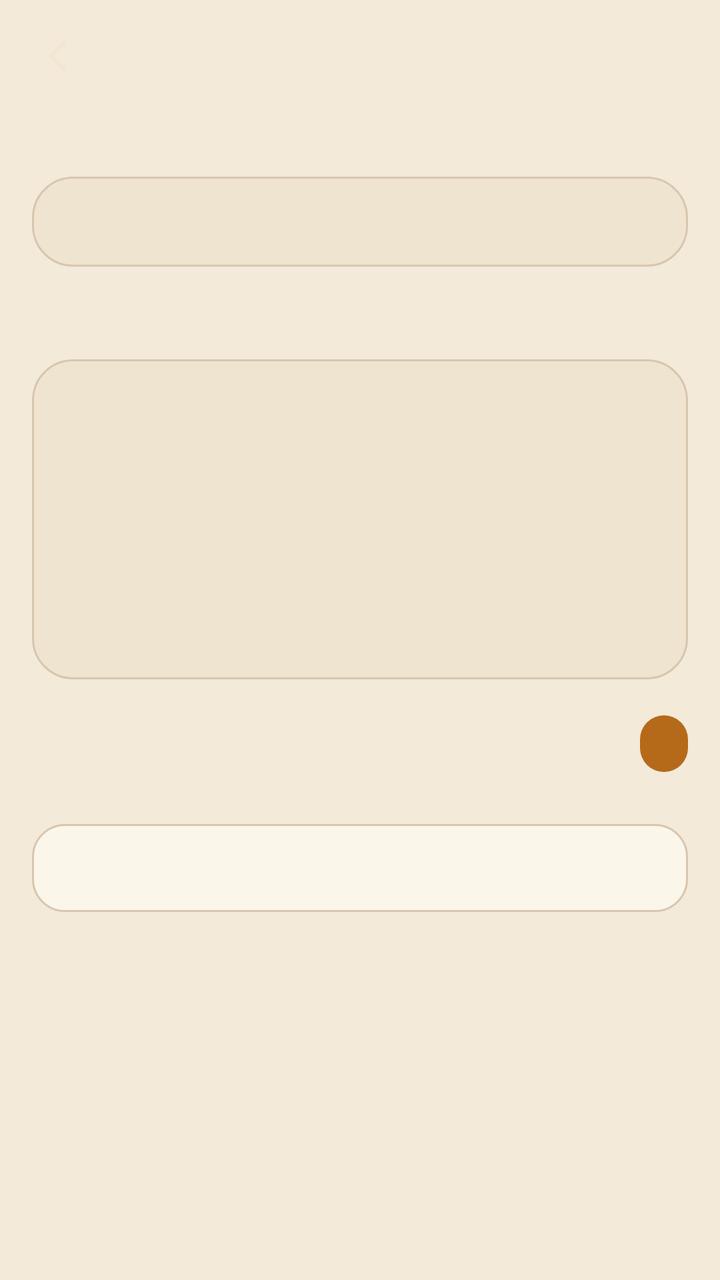
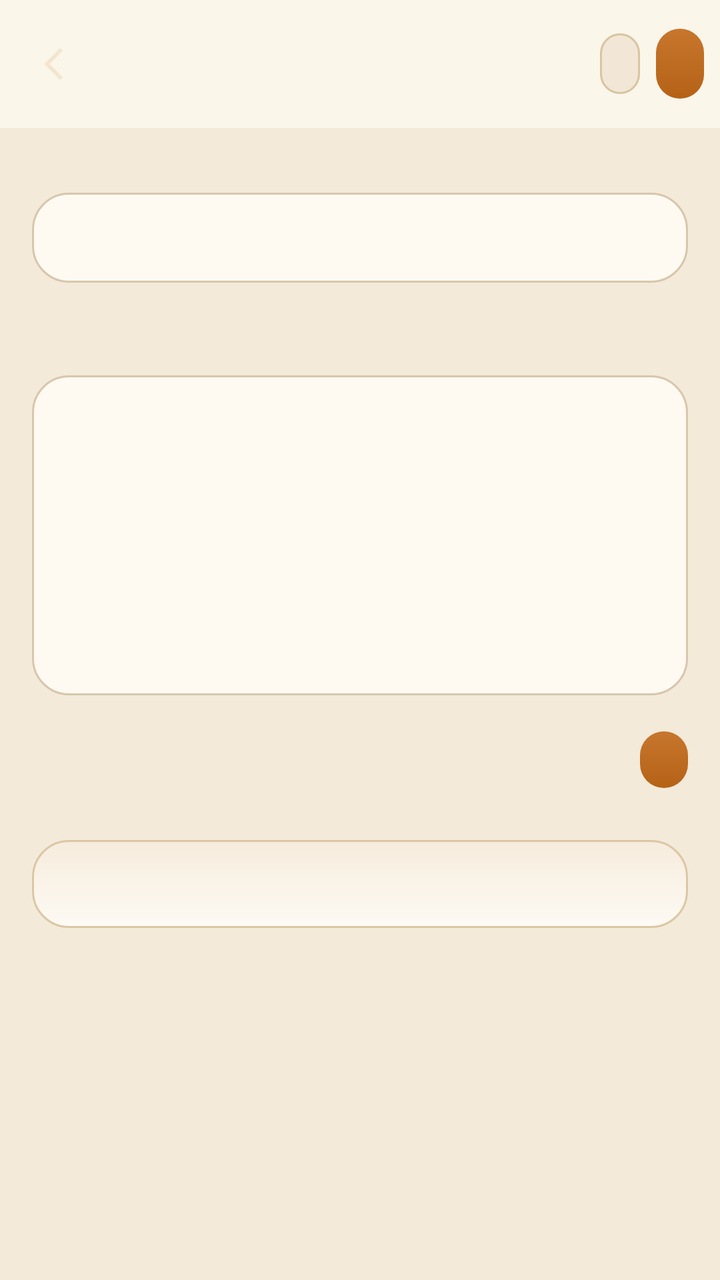

Two renders of the same Android screen: before a commit and after it. Below are the layout's source before the change and the commit's diff.
<!-- AndroidManifest.xml: application theme Theme.Tavern -->
<!-- res/layout/activity_world.xml -->
<?xml version="1.0" encoding="utf-8"?>
<LinearLayout xmlns:android="http://schemas.android.com/apk/res/android"
    android:layout_width="match_parent"
    android:layout_height="match_parent"
    android:background="@color/bg"
    android:orientation="vertical">

    <LinearLayout
        android:layout_width="match_parent"
        android:layout_height="56dp"
        android:gravity="center_vertical"
        android:orientation="horizontal"
        android:paddingHorizontal="8dp">

        <ImageButton
            android:id="@+id/btnBack"
            android:layout_width="44dp"
            android:layout_height="44dp"
            android:background="?attr/selectableItemBackgroundBorderless"
            android:contentDescription="back"
            android:src="@drawable/ic_back" />

        <TextView
            android:id="@+id/headerTitle"
            android:layout_width="0dp"
            android:layout_height="wrap_content"
            android:layout_weight="1"
            android:ellipsize="end"
            android:fontFamily="serif"
            android:maxLines="1"
            android:textColor="@color/candle"
            android:textSize="16sp" />

        <TextView
            android:id="@+id/btnTest"
            android:layout_width="wrap_content"
            android:layout_height="wrap_content"
            android:padding="10dp"
            android:textColor="@color/candle"
            android:textSize="13sp" />

        <TextView
            android:id="@+id/btnSave"
            android:layout_width="wrap_content"
            android:layout_height="wrap_content"
            android:padding="10dp"
            android:textColor="@color/candle" />
    </LinearLayout>

    <ScrollView
        android:layout_width="match_parent"
        android:layout_height="0dp"
        android:layout_weight="1">

        <LinearLayout
            android:layout_width="match_parent"
            android:layout_height="wrap_content"
            android:orientation="vertical"
            android:padding="16dp">

            <TextView android:id="@+id/lName" android:layout_width="match_parent" android:layout_height="wrap_content" android:textColor="@color/muted" android:textSize="12sp" />
            <EditText android:id="@+id/etName" android:layout_width="match_parent" android:layout_height="wrap_content" android:background="@drawable/bg_input" android:minHeight="44dp" android:padding="12dp" android:textColor="@color/ink" android:textSize="16sp" android:fontFamily="serif" />

            <HorizontalScrollView
                android:layout_width="match_parent"
                android:layout_height="wrap_content"
                android:layout_marginTop="14dp"
                android:scrollbars="none">

                <LinearLayout
                    android:id="@+id/sectionChips"
                    android:layout_width="wrap_content"
                    android:layout_height="wrap_content"
                    android:orientation="horizontal" />
            </HorizontalScrollView>

            <TextView
                android:id="@+id/sectionsHint"
                android:layout_width="match_parent"
                android:layout_height="wrap_content"
                android:layout_marginTop="8dp"
                android:textColor="@color/muted"
                android:textSize="12sp" />

            <EditText
                android:id="@+id/etSection"
                android:layout_width="match_parent"
                android:layout_height="wrap_content"
                android:layout_marginTop="8dp"
                android:background="@drawable/bg_input"
                android:gravity="top"
                android:inputType="textMultiLine"
                android:minHeight="160dp"
                android:padding="12dp"
                android:textColor="@color/ink"
                android:textSize="14sp" />

            <LinearLayout
                android:layout_width="match_parent"
                android:layout_height="wrap_content"
                android:layout_marginTop="18dp"
                android:gravity="center_vertical"
                android:orientation="horizontal">

                <TextView android:id="@+id/lEntries" android:layout_width="0dp" android:layout_height="wrap_content" android:layout_weight="1" android:textColor="@color/candle" android:textSize="13sp" />
                <TextView android:id="@+id/btnAddEntry" android:layout_width="wrap_content" android:layout_height="wrap_content" android:background="@drawable/bg_chip_on" android:paddingHorizontal="12dp" android:paddingVertical="6dp" android:textColor="@color/on_candle" android:textSize="12sp" />
            </LinearLayout>

            <LinearLayout
                android:id="@+id/entryList"
                android:layout_width="match_parent"
                android:layout_height="wrap_content"
                android:layout_marginTop="8dp"
                android:orientation="vertical" />

            <TextView android:id="@+id/btnDelete" android:layout_width="match_parent" android:layout_height="44dp" android:layout_marginTop="18dp" android:background="@drawable/bg_card" android:gravity="center" android:textColor="@color/wine" />
        </LinearLayout>
    </ScrollView>
</LinearLayout>
<!-- resources referenced by this layout -->
<resources>
  <color name="bg">#f3ead9</color>
  <color name="candle">#b56a1a</color>
  <color name="ink">#2a1d16</color>
  <color name="muted">#7a6554</color>
  <color name="on_candle">#f3ead9</color>
  <color name="wine">#8c3d3a</color>
  <!-- drawable bg_card (drawable) -->
  <?xml version="1.0" encoding="utf-8"?>
  <shape xmlns:android="http://schemas.android.com/apk/res/android">
      <solid android:color="@color/surface" />
      <corners android:radius="16dp" />
      <stroke android:width="1dp" android:color="@color/line" />
  </shape>
  <!-- drawable bg_chip_on (drawable) -->
  <?xml version="1.0" encoding="utf-8"?>
  <shape xmlns:android="http://schemas.android.com/apk/res/android">
      <solid android:color="@color/candle" />
      <corners android:radius="20dp" />
  </shape>
  <!-- drawable bg_input (drawable) -->
  <?xml version="1.0" encoding="utf-8"?>
  <shape xmlns:android="http://schemas.android.com/apk/res/android">
      <solid android:color="@color/raised" />
      <corners android:radius="20dp" />
      <stroke android:width="1dp" android:color="@color/line" />
  </shape>
  <!-- drawable ic_back (drawable) -->
  <?xml version="1.0" encoding="utf-8"?>
  <vector xmlns:android="http://schemas.android.com/apk/res/android" android:width="24dp" android:height="24dp" android:viewportWidth="24" android:viewportHeight="24">
      <path android:fillColor="#f3e6d0" android:pathData="M15.4,5.4L14,4l-8,8 8,8 1.4,-1.4L8.8,12z"/>
  </vector>
  <style name="Theme.Tavern" parent="Theme.Material3.DayNight.NoActionBar">
          <item name="colorPrimary">@color/candle</item>
          <item name="colorOnPrimary">@color/on_candle</item>
          <item name="colorPrimaryContainer">@color/raised</item>
          <item name="colorOnPrimaryContainer">@color/ink</item>
          <item name="colorSecondary">@color/wine</item>
          <item name="colorOnSecondary">@color/ink</item>
          <item name="colorSurface">@color/surface</item>
          <item name="colorOnSurface">@color/ink</item>
          <item name="android:statusBarColor">@color/bg</item>
          <item name="android:navigationBarColor">@color/surface</item>
          <item name="android:windowBackground">@color/bg</item>
          <item name="android:textColor">@color/ink</item>
          <item name="android:textColorPrimary">@color/ink</item>
          <item name="android:textColorSecondary">@color/muted</item>
          <item name="android:windowLightStatusBar">true</item>
          <item name="colorControlActivated">@color/candle</item>
          <item name="android:colorAccent">@color/candle</item>
      </style>
  <color name="surface">#fbf6ea</color>
  <color name="line">#d8c6ad</color>
  <color name="raised">#efe4d0</color>
</resources>

<!-- the commit's change to res/layout/activity_world.xml (unified diff, before → after) -->
@@ -7,15 +7,16 @@
 
     <LinearLayout
         android:layout_width="match_parent"
-        android:layout_height="56dp"
+        android:layout_height="64dp"
+        android:background="@color/surface"
         android:gravity="center_vertical"
         android:orientation="horizontal"
         android:paddingHorizontal="8dp">
 
         <ImageButton
             android:id="@+id/btnBack"
-            android:layout_width="44dp"
-            android:layout_height="44dp"
+            android:layout_width="40dp"
+            android:layout_height="40dp"
             android:background="?attr/selectableItemBackgroundBorderless"
             android:contentDescription="back"
             android:src="@drawable/ic_back" />
@@ -29,22 +30,27 @@
             android:fontFamily="serif"
             android:maxLines="1"
             android:textColor="@color/candle"
-            android:textSize="16sp" />
+            android:textSize="17sp" />
 
         <TextView
             android:id="@+id/btnTest"
             android:layout_width="wrap_content"
             android:layout_height="wrap_content"
-            android:padding="10dp"
+            android:background="@drawable/bg_chip"
+            android:paddingHorizontal="10dp"
+            android:paddingVertical="7dp"
             android:textColor="@color/candle"
-            android:textSize="13sp" />
+            android:textSize="12sp" />
 
         <TextView
             android:id="@+id/btnSave"
             android:layout_width="wrap_content"
             android:layout_height="wrap_content"
-            android:padding="10dp"
-            android:textColor="@color/candle" />
+            android:layout_marginStart="8dp"
+            android:background="@drawable/bg_chip_on"
+            android:paddingHorizontal="12dp"
+            android:paddingVertical="8dp"
+            android:textColor="@color/on_candle" />
     </LinearLayout>
 
     <ScrollView
<!-- resource entries referenced after the edit -->
@@ -9,22 +9,35 @@
   <!-- drawable bg_card (drawable) -->
   <?xml version="1.0" encoding="utf-8"?>
   <shape xmlns:android="http://schemas.android.com/apk/res/android">
-      <solid android:color="@color/surface" />
-      <corners android:radius="16dp" />
-      <stroke android:width="1dp" android:color="@color/line" />
+      <gradient
+          android:angle="90"
+          android:endColor="#f6ecdc"
+          android:startColor="#fdfaf4" />
+      <corners android:radius="18dp" />
+      <stroke android:width="1dp" android:color="#dcc7a5" />
+  </shape>
+  <!-- drawable bg_chip (drawable) -->
+  <?xml version="1.0" encoding="utf-8"?>
+  <shape xmlns:android="http://schemas.android.com/apk/res/android">
+      <solid android:color="#f2e7d6" />
+      <corners android:radius="20dp" />
+      <stroke android:width="1dp" android:color="#d7c4a0" />
   </shape>
   <!-- drawable bg_chip_on (drawable) -->
   <?xml version="1.0" encoding="utf-8"?>
   <shape xmlns:android="http://schemas.android.com/apk/res/android">
-      <solid android:color="@color/candle" />
+      <gradient
+          android:angle="90"
+          android:endColor="#c7762d"
+          android:startColor="#b56217" />
       <corners android:radius="20dp" />
   </shape>
   <!-- drawable bg_input (drawable) -->
   <?xml version="1.0" encoding="utf-8"?>
   <shape xmlns:android="http://schemas.android.com/apk/res/android">
-      <solid android:color="@color/raised" />
-      <corners android:radius="20dp" />
-      <stroke android:width="1dp" android:color="@color/line" />
+      <solid android:color="#fffaf1" />
+      <corners android:radius="18dp" />
+      <stroke android:width="1dp" android:color="#d8c6ad" />
   </shape>
   <!-- drawable ic_back (drawable) -->
   <?xml version="1.0" encoding="utf-8"?>
@@ -51,7 +64,6 @@
           <item name="android:colorAccent">@color/candle</item>
       </style>
   <color name="surface">#fbf6ea</color>
-  <color name="line">#d8c6ad</color>
   <color name="raised">#efe4d0</color>
 </resources>
 
